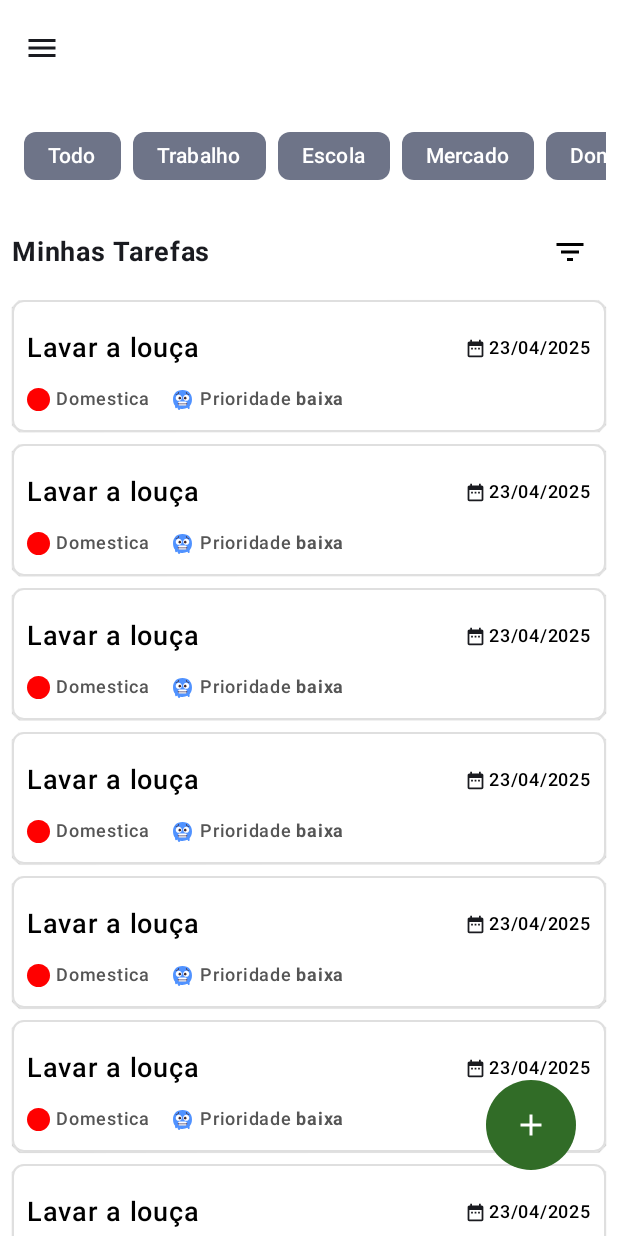
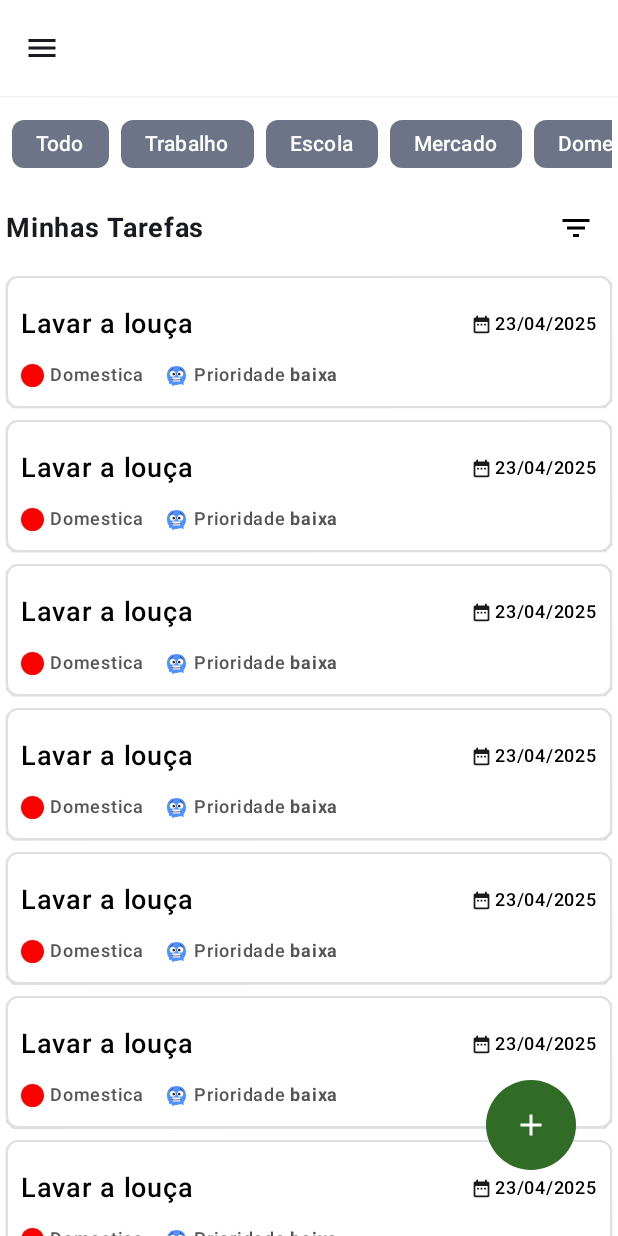
Before and after one commit to JoseLeandroNascimento/pomodo-task, an Android app built with Jetpack Compose: the screen it shows after launch (MainActivity), on a phone screen of 412 x 824 dp. Run offline under Robolectric (Android 15) with nearby library versions, the phone set to English and light mode, and no system bars.

Commit message:
fix: ajustes

```diff
--- a/app/src/main/java/com/example/pomodo_task/MainActivity.kt
+++ b/app/src/main/java/com/example/pomodo_task/MainActivity.kt
@@ -26,6 +26,7 @@ import androidx.compose.material3.TopAppBarDefaults
 import androidx.compose.material3.rememberDrawerState
 import androidx.compose.runtime.rememberCoroutineScope
 import androidx.compose.ui.Modifier
+import androidx.compose.ui.draw.shadow
 import androidx.compose.ui.graphics.Color
 import androidx.compose.ui.unit.dp
 import androidx.navigation.compose.rememberNavController
@@ -87,6 +88,7 @@ class MainActivity : ComponentActivity() {
                         modifier = Modifier.fillMaxSize(),
                         topBar = {
                             TopAppBar(
+                                modifier = Modifier.shadow(1.dp),
                                 colors = TopAppBarDefaults.topAppBarColors(
                                     containerColor = if (isSystemInDarkTheme()) MaterialTheme.colorScheme.surface else Color.White
                                 ),
--- a/app/src/main/java/com/example/pomodo_task/screen/MyTasks.kt
+++ b/app/src/main/java/com/example/pomodo_task/screen/MyTasks.kt
@@ -60,7 +60,7 @@ fun MyTasks(modifier: Modifier = Modifier) {
     ) {
         LazyColumn(
             modifier = Modifier.fillMaxSize(),
-            contentPadding = PaddingValues(8.dp),
+            contentPadding = PaddingValues(vertical = 8.dp, horizontal = 4.dp),
             verticalArrangement = Arrangement.spacedBy(8.dp)
         ) {
             item {
@@ -123,7 +123,7 @@ fun CategoryFilter(modifier: Modifier = Modifier, categories: List<String>) {
             .fillMaxWidth(),
         verticalAlignment = Alignment.CenterVertically,
         horizontalArrangement = Arrangement.spacedBy(8.dp),
-        contentPadding = PaddingValues(8.dp)
+        contentPadding = PaddingValues(horizontal =  4.dp)
     ) {
         items(count = categories.size) {
             FilterChip(
```
